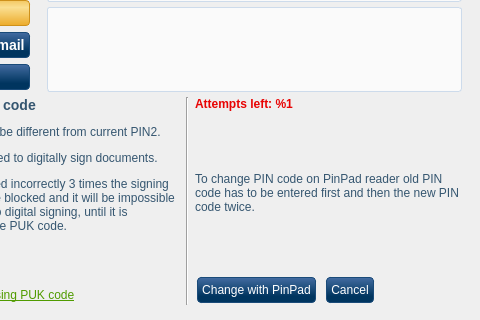
Above: src/MainWindow.ui from open-eid/qesteidutil before the change; both pictures show x 105 to 585 and y 215 to 535 of the 585 by 535 pixel window. Below: the same form after it.
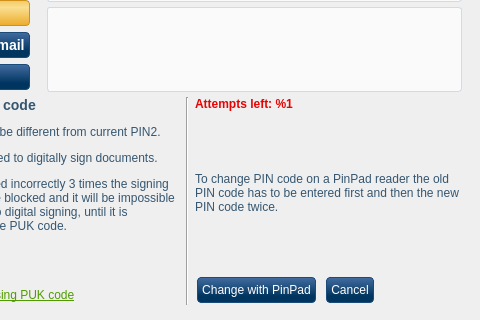
That is the form after the change. The open tabs and pages were chosen to show the change. Icons and pictures are not drawn. Custom widgets are drawn as their Qt base class.

What changed in the file:
```diff
--- a/src/MainWindow.ui
+++ b/src/MainWindow.ui
@@ -1998,7 +1998,7 @@
                 </property>
                 <widget class="QLabel" name="changePin2PinpadInfoPin">
                  <property name="text">
-                  <string>To change PIN code on PinPad reader old PIN code has to be entered first and then the new PIN code twice.</string>
+                  <string>To change PIN code on a PinPad reader the old PIN code has to be entered first and then the new PIN code twice.</string>
                  </property>
                  <property name="wordWrap">
                   <bool>true</bool>
```
